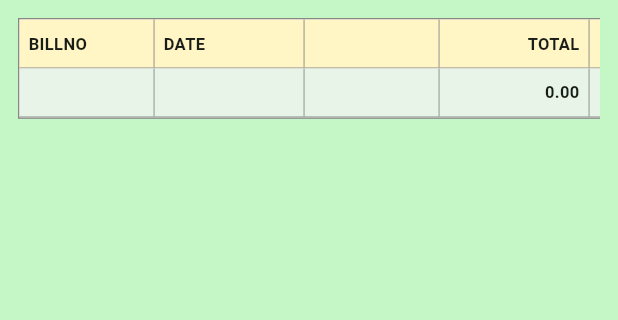
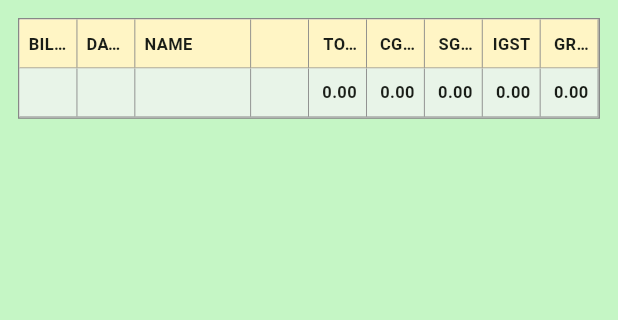
Before and after one commit to Vigneshwari116/sales, a Flutter app: the SalesLedgerScreen screen opened directly with empty values, on a phone screen of 412 x 824 dp, the part 84-404 px from its top. Run offline on Flutter 3.47's test engine with Material 3 defaults, Android fonts, the phone set to English and light mode, and no system bars; our stand-ins replace connectivity_plus, pdf, printing, shared_preferences, sqflite, sqflite_common_ffi; accounts and stored records are empty; network calls fail.

Commit message:
Ledger layout, grid delete, printer settings, auto-print receipt
- Ledger: remove delete column, full-width flex table, add Name column
- Sales bill: always-visible row X delete; remove printer dropdown
- Add Printer Settings screen with default_printer in SharedPreferences
- SAVE auto-prints to default printer (no dialog) and saves receipt to Desktop
- Reformat receipt text to match thermal printer layout for print and file

Co-authored-by: gvigni04 <gvigni04@gmail.com>

```diff
--- a/lib/repositories/ledger_repository.dart
+++ b/lib/repositories/ledger_repository.dart
@@ -10,6 +10,7 @@ class LocalLedgerEntry {
   final String localId;
   final int billNo;
   final String date;
+  final String customerName;
   final String paymentMode;
   final double total;
   final double cgst;
@@ -22,6 +23,7 @@ class LocalLedgerEntry {
     required this.localId,
     required this.billNo,
     required this.date,
+    required this.customerName,
     required this.paymentMode,
     required this.total,
     required this.cgst,
@@ -166,6 +168,7 @@ class LedgerRepository {
         localId: row['local_id'] as String,
         billNo: (row['bill_no'] as num).toInt(),
         date: payload['billDate'] as String? ?? '',
+        customerName: payload['customerName'] as String? ?? 'CASH',
         paymentMode: payload['paymentMode'] as String? ?? 'CASH',
         total: (payload['totalAmount'] as num?)?.toDouble() ?? 0,
         cgst: (payload['totalCgst'] as num?)?.toDouble() ?? 0,
--- a/lib/screen/sales_ledger_screen.dart
+++ b/lib/screen/sales_ledger_screen.dart
@@ -20,7 +20,6 @@ class _SalesLedgerScreenState extends State<SalesLedgerScreen> {
   static const Color _background = Color(0xFFC5F6C5);
   static const Color _header = Color(0xFFFFF5C5);
   static const Color _border = Color(0xFF888888);
-  static const double _deleteColumnWidth = 36;
 
   bool _loading = true;
   bool _syncing = false;
@@ -93,37 +92,6 @@ class _SalesLedgerScreenState extends State<SalesLedgerScreen> {
     }
   }
 
-  Future<void> _confirmDeleteBill(LocalLedgerEntry entry) async {
-    var confirmed = await showDialog<bool>(
-      context: context,
-      builder: (dialogContext) {
-        return AlertDialog(
-          title: Text('Delete bill #${entry.billNo}?'),
-          content: const Text('This cannot be undone.'),
-          actions: [
-            TextButton(
-              onPressed: () => Navigator.pop(dialogContext, false),
-              child: const Text('Cancel'),
-            ),
-            ElevatedButton(
-              style: ElevatedButton.styleFrom(
-                backgroundColor: Colors.red,
-                foregroundColor: Colors.white,
-              ),
-              onPressed: () => Navigator.pop(dialogContext, true),
-              child: const Text('Delete'),
-            ),
-          ],
-        );
-      },
-    );
-
-    if (confirmed != true) return;
-
-    await LedgerRepository.deleteBill(entry.localId);
-    await _loadLedger();
-  }
-
   String _formatMoney(double value) {
     return NumberFormat('#,##0.00').format(value);
   }
@@ -169,17 +137,15 @@ class _SalesLedgerScreenState extends State<SalesLedgerScreen> {
           ? const Center(child: CircularProgressIndicator())
           : Padding(
               padding: const EdgeInsets.all(12),
-              child: Column(
-                children: [
-                  Expanded(
-                    child: SingleChildScrollView(
-                      scrollDirection: Axis.horizontal,
-                      child: SingleChildScrollView(
+              child: LayoutBuilder(
+                builder: (context, constraints) {
+                  return SingleChildScrollView(
+                    child: SizedBox(
+                      width: constraints.maxWidth,
                       child: _buildTable(),
                     ),
-                    ),
-                  ),
-                ],
+                  );
+                },
               ),
             ),
     );
@@ -187,12 +153,13 @@ class _SalesLedgerScreenState extends State<SalesLedgerScreen> {
 
   Widget _buildTable() {
     return Container(
+      width: double.infinity,
       decoration: BoxDecoration(
         border: Border.all(color: _border),
         color: Colors.white,
       ),
       child: Column(
-        crossAxisAlignment: CrossAxisAlignment.start,
+        crossAxisAlignment: CrossAxisAlignment.stretch,
         children: [
           _headerRow(),
           ..._entries.map(_dataRow),
@@ -207,53 +174,38 @@ class _SalesLedgerScreenState extends State<SalesLedgerScreen> {
       color: _header,
       child: Row(
         children: [
-          _cell('BILLNO', 90, bold: true),
-          _cell('DATE', 100, bold: true),
-          _cell('', 90, bold: true),
-          _cell('TOTAL', 100, bold: true, alignRight: true),
-          _cell('CGST', 90, bold: true, alignRight: true),
-          _cell('SGST', 90, bold: true, alignRight: true),
-          _cell('IGST', 90, bold: true, alignRight: true),
-          _cell('GRAND TOTAL', 120, bold: true, alignRight: true),
-          SizedBox(width: _deleteColumnWidth, height: 32),
+          _cell('BILLNO', 1, bold: true),
+          _cell('DATE', 1, bold: true),
+          _cell('NAME', 2, bold: true),
+          _cell('', 1, bold: true),
+          _cell('TOTAL', 1, bold: true, alignRight: true),
+          _cell('CGST', 1, bold: true, alignRight: true),
+          _cell('SGST', 1, bold: true, alignRight: true),
+          _cell('IGST', 1, bold: true, alignRight: true),
+          _cell('GRAND TOTAL', 1, bold: true, alignRight: true),
         ],
       ),
     );
   }
 
   Widget _dataRow(LocalLedgerEntry entry) {
-    var row = Row(
-      children: [
-        _cell('${entry.billNo}', 90),
-        _cell(_formatDate(entry.date), 100),
-        _cell(entry.paymentMode, 90),
-        _cell(_formatMoney(entry.total), 100, alignRight: true),
-        _cell(_formatMoney(entry.cgst), 90, alignRight: true),
-        _cell(_formatMoney(entry.sgst), 90, alignRight: true),
-        _cell(_formatMoney(entry.igst), 90, alignRight: true),
-        _cell(_formatMoney(entry.grandTotal), 120, alignRight: true),
-        _deleteCell(entry),
-      ],
-    );
-
     return Material(
       color: Colors.transparent,
       child: InkWell(
         onTap: () => _editBill(entry),
-        child: row,
+        child: Row(
+          children: [
+            _cell('${entry.billNo}', 1),
+            _cell(_formatDate(entry.date), 1),
+            _cell(entry.customerName, 2),
+            _cell(entry.paymentMode, 1),
+            _cell(_formatMoney(entry.total), 1, alignRight: true),
+            _cell(_formatMoney(entry.cgst), 1, alignRight: true),
+            _cell(_formatMoney(entry.sgst), 1, alignRight: true),
+            _cell(_formatMoney(entry.igst), 1, alignRight: true),
+            _cell(_formatMoney(entry.grandTotal), 1, alignRight: true),
+          ],
         ),
-    );
-  }
-
-  Widget _deleteCell(LocalLedgerEntry entry) {
-    return SizedBox(
-      width: _deleteColumnWidth,
-      child: IconButton(
-        padding: EdgeInsets.zero,
-        constraints: const BoxConstraints(minWidth: 32, minHeight: 32),
-        icon: const Icon(Icons.close, color: Colors.red, size: 18),
-        tooltip: 'Delete bill',
-        onPressed: () => _confirmDeleteBill(entry),
       ),
     );
   }
@@ -264,20 +216,20 @@ class _SalesLedgerScreenState extends State<SalesLedgerScreen> {
       color: const Color(0xFFE8F4E8),
       child: Row(
         children: [
-          _cell('', 90, bold: true),
-          _cell('', 100, bold: true),
-          _cell('', 90, bold: true),
-          _cell(_formatMoney(summary.total), 100, bold: true, alignRight: true),
-          _cell(_formatMoney(summary.cgst), 90, bold: true, alignRight: true),
-          _cell(_formatMoney(summary.sgst), 90, bold: true, alignRight: true),
-          _cell(_formatMoney(summary.igst), 90, bold: true, alignRight: true),
+          _cell('', 1, bold: true),
+          _cell('', 1, bold: true),
+          _cell('', 2, bold: true),
+          _cell('', 1, bold: true),
+          _cell(_formatMoney(summary.total), 1, bold: true, alignRight: true),
+          _cell(_formatMoney(summary.cgst), 1, bold: true, alignRight: true),
+          _cell(_formatMoney(summary.sgst), 1, bold: true, alignRight: true),
+          _cell(_formatMoney(summary.igst), 1, bold: true, alignRight: true),
           _cell(
             _formatMoney(summary.grandTotal),
-            120,
+            1,
             bold: true,
             alignRight: true,
           ),
-          SizedBox(width: _deleteColumnWidth, height: 32),
         ],
       ),
     );
@@ -285,12 +237,13 @@ class _SalesLedgerScreenState extends State<SalesLedgerScreen> {
 
   Widget _cell(
     String text,
-    double width, {
+    int flex, {
     bool bold = false,
     bool alignRight = false,
   }) {
-    return Container(
-      width: width,
+    return Expanded(
+      flex: flex,
+      child: Container(
         padding: const EdgeInsets.symmetric(horizontal: 6, vertical: 8),
         decoration: BoxDecoration(
           border: Border(
@@ -301,11 +254,13 @@ class _SalesLedgerScreenState extends State<SalesLedgerScreen> {
         child: Text(
           text,
           textAlign: alignRight ? TextAlign.right : TextAlign.left,
+          overflow: TextOverflow.ellipsis,
           style: TextStyle(
             fontSize: 11,
             fontWeight: bold ? FontWeight.bold : FontWeight.normal,
           ),
         ),
+      ),
     );
   }
 }
```
Also changed, not shown: lib/screen/printer_settings_screen.dart (added, +219 -0 lines), lib/screen/sales_bill_screen.dart (+103 -75 lines), lib/services/bill_print_service.dart (+36 -7 lines), lib/services/printer_settings_service.dart (added, +20 -0 lines), lib/services/receipt_service.dart (+94 -31 lines). Lines whose indentation alone changed are shown as unchanged.
